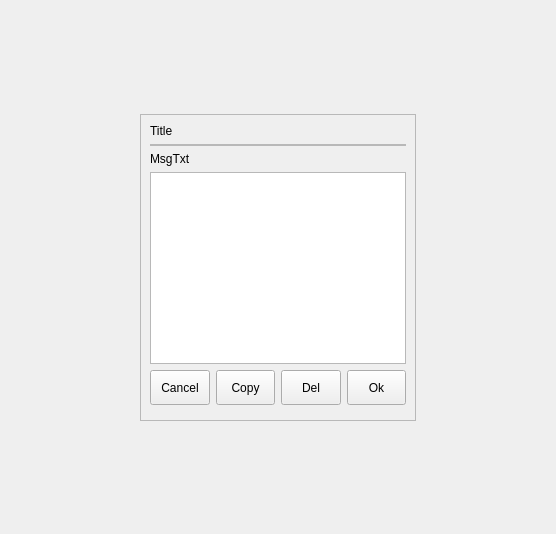
Before: the Qt Designer form src/Comm/ShowMessage.ui in ic005k/Knot-Legacy, drawn with Qt 5.
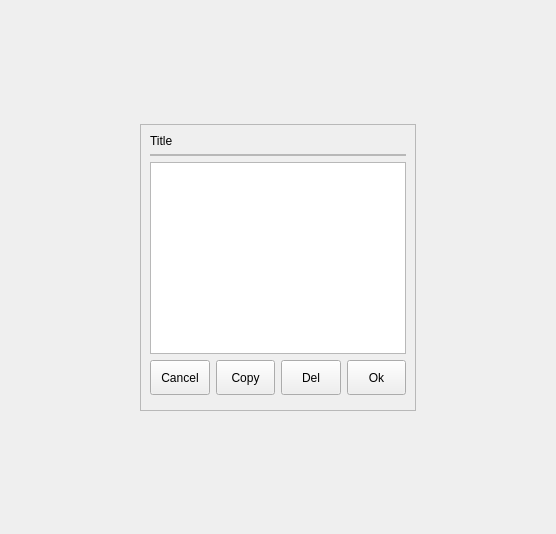
After: the same form once the commit is applied.

What changed in the file:
```diff
--- a/src/Comm/ShowMessage.ui
+++ b/src/Comm/ShowMessage.ui
@@ -83,19 +83,6 @@
            </property>
           </widget>
          </item>
-         <item>
-          <widget class="QLabel" name="lblMsgTxt">
-           <property name="sizePolicy">
-            <sizepolicy hsizetype="Preferred" vsizetype="Preferred">
-             <horstretch>0</horstretch>
-             <verstretch>0</verstretch>
-            </sizepolicy>
-           </property>
-           <property name="text">
-            <string>MsgTxt</string>
-           </property>
-          </widget>
-         </item>
          <item>
           <widget class="QTextEdit" name="editMsg"/>
          </item>
```
